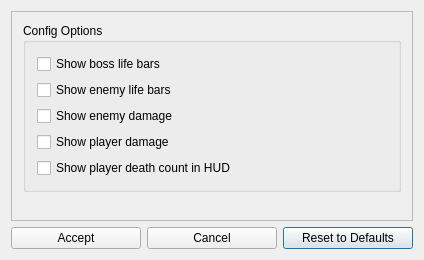
randovania/randovania, file randovania/gui/ui_files/dread_cosmetic_patches_dialog.ui: the form before one commit.
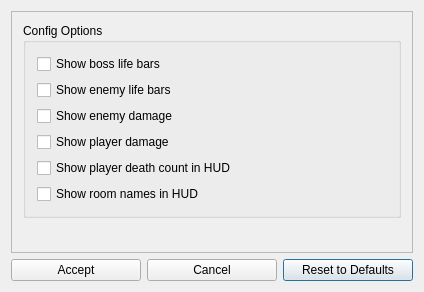
The form after the commit.

Commit message:
Added cosmetic option to show room names
- This option shows the area/room name in the bottom-left corner of the
  HUD
- updated test file to account for the new schema field

What changed in the file:
```diff
--- a/randovania/gui/ui_files/dread_cosmetic_patches_dialog.ui
+++ b/randovania/gui/ui_files/dread_cosmetic_patches_dialog.ui
@@ -7,7 +7,7 @@
     <x>0</x>
     <y>0</y>
     <width>424</width>
-    <height>260</height>
+    <height>292</height>
    </rect>
   </property>
   <property name="windowTitle">
@@ -91,6 +91,13 @@
             </property>
            </widget>
           </item>
+          <item>
+           <widget class="QCheckBox" name="show_room_names">
+            <property name="text">
+             <string>Show room names in HUD</string>
+            </property>
+           </widget>
+          </item>
          </layout>
         </widget>
        </item>
```
The commit also changes 4 other files.
